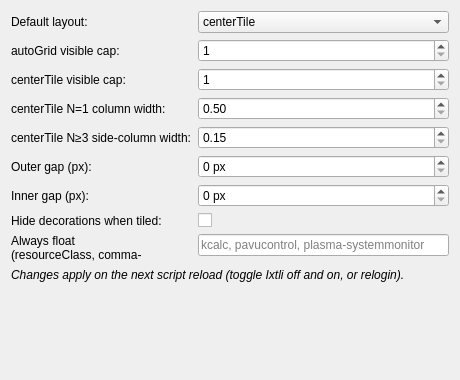
First picture: the form in contents/ui/config.ui, repository jtekk1/kwilt, before the edit.
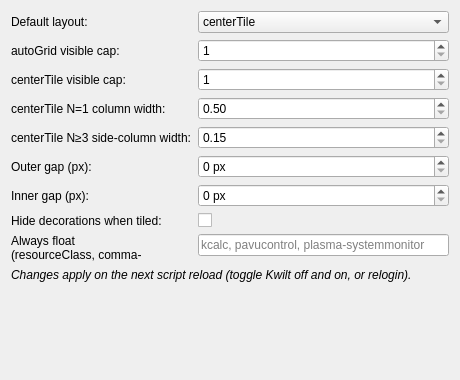
Second picture: the form after the edit.

Commit message: chore(release): rename to Kwilt and bump to 0.7.1-beta.3

Patch:
```diff
--- a/contents/ui/config.ui
+++ b/contents/ui/config.ui
@@ -146,7 +146,7 @@
    <item row="9" column="0" colspan="2">
     <widget class="QLabel" name="noteLabel">
      <property name="text">
-      <string>Changes apply on the next script reload (toggle Ixtli off and on, or relogin).</string>
+      <string>Changes apply on the next script reload (toggle Kwilt off and on, or relogin).</string>
      </property>
      <property name="wordWrap"><bool>true</bool></property>
      <property name="styleSheet"><string>color: palette(placeholder-text); font-style: italic;</string></property>
```
Left out of the diff: 8 changed lines with no effect on the pictures. The commit also changes 13 other files.
